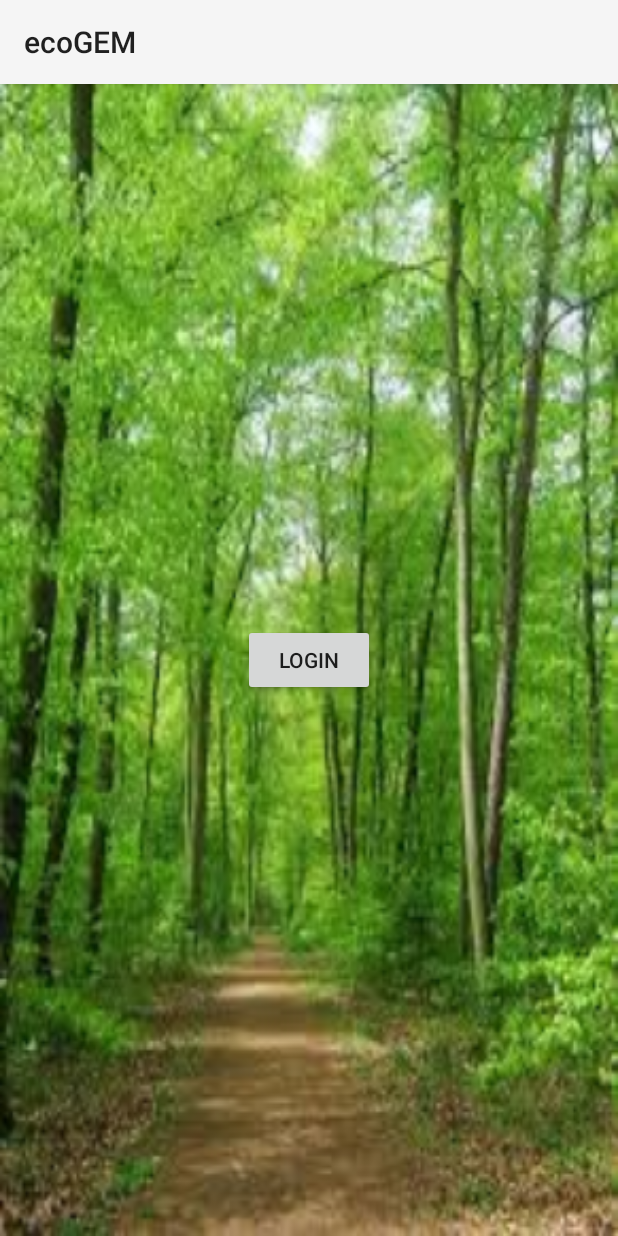
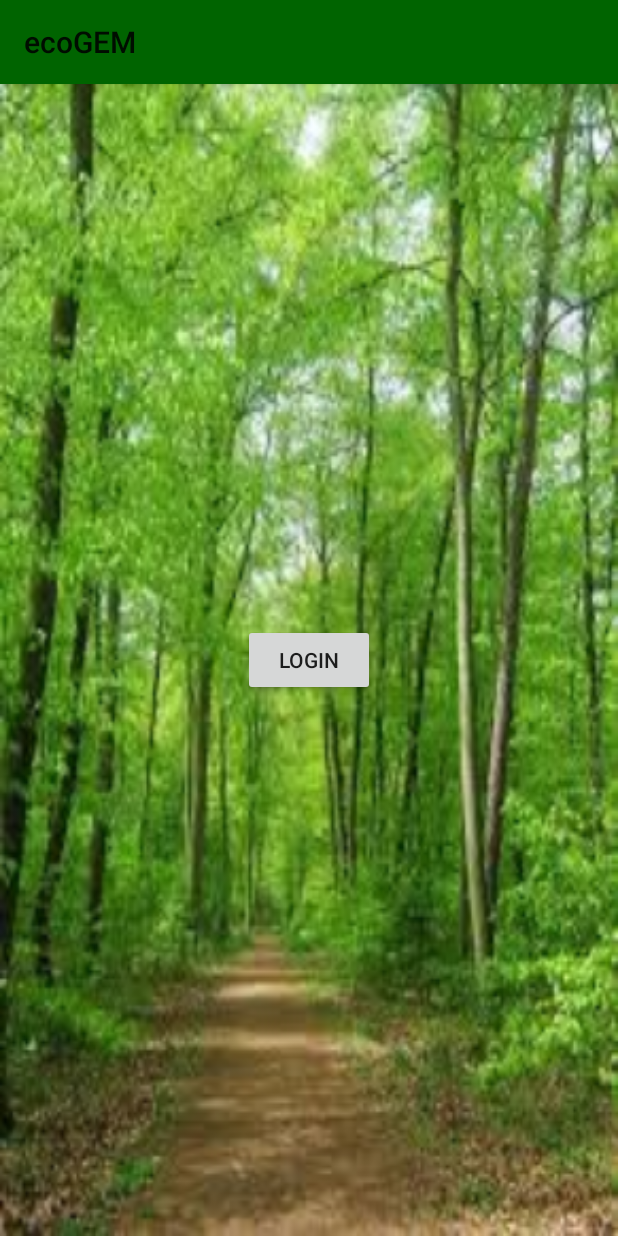
Before and after one commit to sarahyeo/EcoGEM, an Android app: the screen it shows after launch (MainActivity), on a phone screen of 412 x 824 dp. Run offline under Robolectric (Android 15) with nearby library versions, the phone set to English and light mode, and no system bars; our stand-ins replace Volley.

Commit message:
Ok action bar color now....

```diff
--- a/app/src/main/java/com/cloud1001/ecogem/MainActivity.java
+++ b/app/src/main/java/com/cloud1001/ecogem/MainActivity.java
@@ -1,8 +1,10 @@
 package com.cloud1001.ecogem;
 
+import android.app.ActionBar;
 import android.app.Activity;
 import android.content.Intent;
 import android.graphics.Color;
+import android.graphics.drawable.ColorDrawable;
 import android.os.Bundle;
 import android.view.Menu;
 import android.view.MenuItem;
@@ -55,6 +57,10 @@ public class MainActivity extends Activity {
         window.addFlags(WindowManager.LayoutParams.FLAG_DRAWS_SYSTEM_BAR_BACKGROUNDS);
         window.clearFlags(WindowManager.LayoutParams.FLAG_TRANSLUCENT_STATUS);
         window.setStatusBarColor(Color.parseColor("#00c10d"));
+
+        ActionBar actionBar = getActionBar();
+        actionBar.setBackgroundDrawable(new ColorDrawable(Color.parseColor("#006400")));
+
         // Setup mojio client with app keys.
         mMojio = new MojioClient(this, MOJIO_APP_ID, null, REDIRECT_URL);
         singleton = Singleton.getInstance();
```
